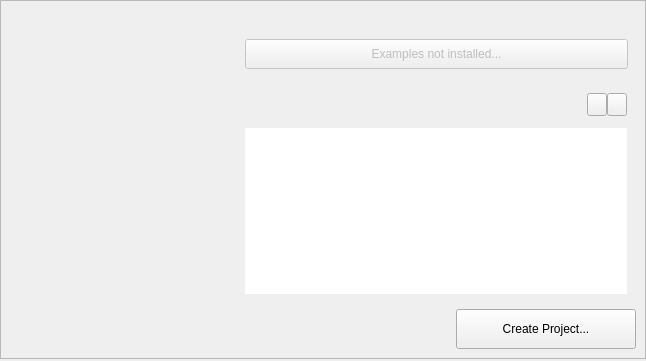
First picture: the form in src/plugins/qt4projectmanager/gettingstartedwelcomepagewidget.ui, repository qt-creator/qt-creator, before the edit.
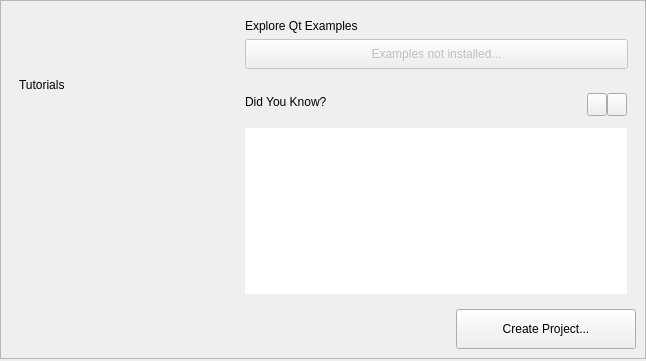
Second picture: the form after the edit. Icons and pictures are not drawn. Custom widgets are drawn as their Qt base class.

Commit message:
WelcomeModeLabel: Make usable in Designer as a normal 'styled' label.
Remove HTML-formatting and replace by properties set in constructor.
Use in forms.

The edit to the form file:
```diff
--- a/src/plugins/qt4projectmanager/gettingstartedwelcomepagewidget.ui
+++ b/src/plugins/qt4projectmanager/gettingstartedwelcomepagewidget.ui
@@ -57,14 +57,8 @@
            </property>
            <item row="0" column="0">
             <widget class="Utils::WelcomeModeLabel" name="tutorialsTitleLabel">
-             <property name="sizePolicy">
-              <sizepolicy hsizetype="Preferred" vsizetype="Maximum">
-               <horstretch>0</horstretch>
-               <verstretch>0</verstretch>
-              </sizepolicy>
-             </property>
-             <property name="alignment">
-              <set>Qt::AlignLeading|Qt::AlignLeft|Qt::AlignTop</set>
+             <property name="text">
+              <string>Tutorials</string>
              </property>
             </widget>
            </item>
@@ -101,8 +95,8 @@
            </property>
            <item row="1" column="0">
             <widget class="Utils::WelcomeModeLabel" name="demoTitleLabel">
-             <property name="alignment">
-              <set>Qt::AlignLeading|Qt::AlignLeft|Qt::AlignTop</set>
+             <property name="text">
+              <string>Explore Qt Examples</string>
              </property>
             </widget>
            </item>
@@ -155,19 +149,6 @@
            <property name="verticalSpacing">
             <number>12</number>
            </property>
-           <item row="0" column="0">
-            <widget class="Utils::WelcomeModeLabel" name="didYouKnowTitleLabel">
-             <property name="sizePolicy">
-              <sizepolicy hsizetype="MinimumExpanding" vsizetype="Maximum">
-               <horstretch>0</horstretch>
-               <verstretch>0</verstretch>
-              </sizepolicy>
-             </property>
-             <property name="alignment">
-              <set>Qt::AlignLeading|Qt::AlignLeft|Qt::AlignTop</set>
-             </property>
-            </widget>
-           </item>
            <item row="0" column="1">
             <layout class="QGridLayout" name="gridLayout_10">
              <property name="spacing">
@@ -273,6 +254,37 @@
              </property>
             </widget>
            </item>
+           <item row="0" column="0">
+            <layout class="QVBoxLayout" name="verticalLayout">
+             <item>
+              <spacer name="verticalSpacer_2">
+               <property name="orientation">
+                <enum>Qt::Vertical</enum>
+               </property>
+               <property name="sizeHint" stdset="0">
+                <size>
+                 <width>0</width>
+                 <height>0</height>
+                </size>
+               </property>
+              </spacer>
+             </item>
+             <item>
+              <widget class="Utils::WelcomeModeLabel" name="didYouKnowTitleLabel">
+               <property name="text">
+                <string>Did You Know?</string>
+               </property>
+              </widget>
+             </item>
+             <item>
+              <spacer name="verticalSpacer">
+               <property name="orientation">
+                <enum>Qt::Vertical</enum>
+               </property>
+              </spacer>
+             </item>
+            </layout>
+           </item>
           </layout>
          </widget>
         </item>
```
Left out of the diff: 7 changed lines with no effect on the pictures. The commit also changes 9 other files.
